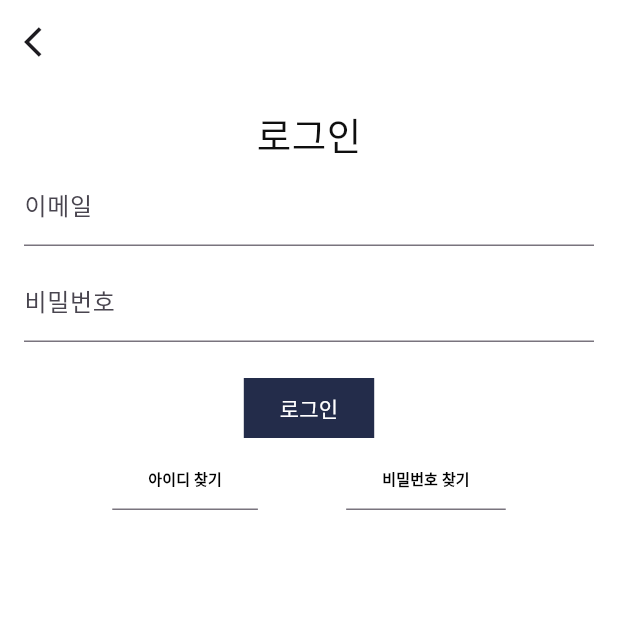
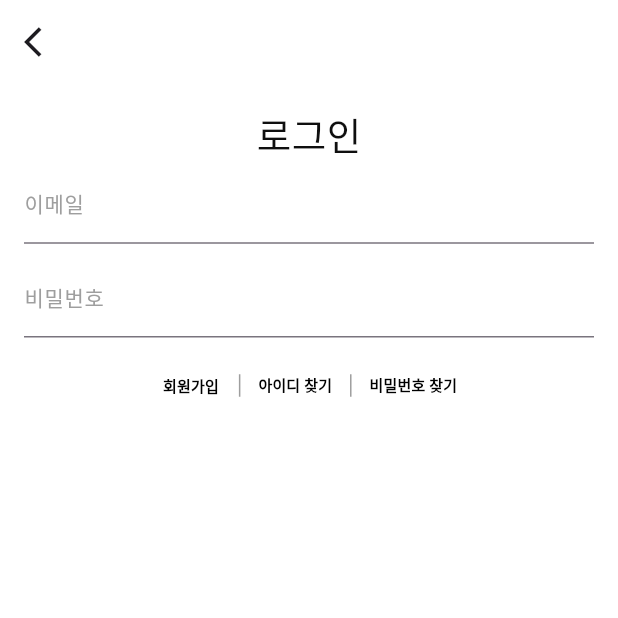
Before and after one commit to jeonghyun77/apt, a Flutter app: the screen it shows after launch, after a tap on the "notifications none" icon, on a phone screen of 412 x 824 dp, the top half of it. Run offline on Flutter 3.47's test engine with Material 3 defaults, Android fonts, the phone set to English and light mode, and no system bars; our stand-ins replace connectivity_plus, firebase_auth, firebase_core, firebase_crashlytics, flutter_native_splash, google_maps_flutter; accounts and stored records are empty.

Commit message:
회원가입

```diff
--- a/lib/mainpage.dart
+++ b/lib/mainpage.dart
@@ -1,3 +1,4 @@
+import 'package:apt/aptpage.dart';
 import 'package:apt/mypage.dart';
 import 'package:apt/user/singin.dart';
 import 'package:flutter/material.dart';
@@ -41,11 +42,12 @@ class _MainpageState extends State<Mainpage> {
         ),
         body: Column(
           children: [
-            Row(
-              mainAxisAlignment: MainAxisAlignment.spaceEvenly,
+            Padding(
+              padding: const EdgeInsets.symmetric(horizontal: 16),
+              child: Row(
                 children: [
-                Container(
-                  width: 180,
+                  Expanded(
+                    child: Container(
                       height: 180,
                       decoration: BoxDecoration(
                         borderRadius: BorderRadius.circular(10),
@@ -70,8 +72,17 @@ class _MainpageState extends State<Mainpage> {
                         ],
                       ),
                     ),
-                Container(
-                    width: 180,
+                  ),
+                  SizedBox(
+                    width: 10,
+                  ),
+                  Expanded(
+                    child: GestureDetector(
+                      onTap: () {
+                        Navigator.push(context,
+                            MaterialPageRoute(builder: (context) => Aptpage()));
+                      },
+                      child: Container(
                           height: 180,
                           decoration: BoxDecoration(
                             borderRadius: BorderRadius.circular(10),
@@ -93,15 +104,20 @@ class _MainpageState extends State<Mainpage> {
                               ),
                             ],
                           )),
+                    ),
+                  ),
                 ],
+              ),
             ),
             SizedBox(
               height: 10,
             ),
-            Row(
-              mainAxisAlignment: MainAxisAlignment.spaceEvenly,
+            Padding(
+              padding: const EdgeInsets.symmetric(horizontal: 16),
+              child: Row(
                 children: [
-                Container(
+                  Expanded(
+                    child: Container(
                       width: 180,
                       height: 120,
                       decoration: BoxDecoration(
@@ -125,7 +141,12 @@ class _MainpageState extends State<Mainpage> {
                         ],
                       ),
                     ),
-                Container(
+                  ),
+                  SizedBox(
+                    width: 10,
+                  ),
+                  Expanded(
+                    child: Container(
                       width: 180,
                       height: 120,
                       decoration: BoxDecoration(
@@ -149,7 +170,9 @@ class _MainpageState extends State<Mainpage> {
                         ],
                       ),
                     ),
+                  ),
                 ],
+              ),
             ),
           ],
         ));
--- a/lib/user/singin.dart
+++ b/lib/user/singin.dart
@@ -14,6 +14,7 @@ class _JoinpageState extends State<SinginPage> {
   final _passwordController = TextEditingController();
   final _auth = FirebaseAuth.instance;
   String _statusMessage = '';
+  bool _isObscure = true;
 
   Future<void> _signIn() async {
     try {
@@ -51,6 +52,34 @@ class _JoinpageState extends State<SinginPage> {
     }
   }
 
+
+
+
+  @override
+  void initState() {
+    // TODO: implement initState
+    super.initState();
+    _passwordController.addListener((){
+      setState(() {
+        _statusMessage = _passwordController.text;
+      });
+    });
+  }
+
+
+
+
+  void _clearText(){
+    _passwordController.clear();
+  }
+
+
+  void _toggleObscure(){
+    setState(() {
+      _isObscure =! _isObscure;
+    });
+  }
+
   @override
   Widget build(BuildContext context) {
     return Scaffold(
@@ -75,71 +104,75 @@ class _JoinpageState extends State<SinginPage> {
                 padding: const EdgeInsets.only(bottom: 8.0),
                 child: TextField(
                   controller: _emailController,
-                  decoration: InputDecoration(labelText: "이메일"),
+                  decoration: InputDecoration(labelText: "이메일", labelStyle: TextStyle(color: Colors.grey,
+                    fontSize: 14,)),
                 ),
               ),
+
               Padding(
-                padding: const EdgeInsets.only(bottom: 20.0),
+                padding: const EdgeInsets.only(bottom: 8.0),
                 child: TextField(
+                 obscureText: _isObscure,
+                  autofocus: false,
+                  cursorColor: Theme.of(context).primaryColor,
                   controller: _passwordController,
-                  decoration: InputDecoration(labelText: "비밀번호"),
-                  obscureText: true,
-                ),
-              ),
-              // GestureDetector(
-              //   onTap: _signIn,
-              //   child: Container(
-              //     color: Color(0xff232c4a),
-              //     width: 120,
-              //     height: 30,
-              //     child: Center(
-              //       child: Text('로그인',
-              //           style: TextStyle(
-              //             color: Colors.white,
-              //             fontSize: 14,
-              //           )),
-              //     ),
-              //   ),
+                  decoration: InputDecoration(
+                    labelText: "비밀번호", labelStyle: TextStyle(color: Colors.grey, fontSize: 14,),
+              ))),
+              // OutlinedButton(
+              //   style: OutlinedButton.styleFrom(
+              //       backgroundColor: Color(0xff232c4a), shape: LinearBorder()),
+              //   onPressed: _signIn,
+              //   child: Text('로그인',
+              //       style: TextStyle(
+              //         color: Colors.white,
+              //         fontSize: 14,
+              //       )),
               // ),
-              OutlinedButton(
-                style: OutlinedButton.styleFrom(
-                    backgroundColor: Color(0xff232c4a), shape: LinearBorder()),
-                onPressed: _signIn,
-                child: Text('로그인',
-                    style: TextStyle(
-                      color: Colors.white,
-                      fontSize: 14,
-                    )),
-              ),
+
               Row(
-                mainAxisAlignment: MainAxisAlignment.spaceEvenly,
+                mainAxisAlignment: MainAxisAlignment.center,
                 children: [
-                  OutlinedButton(
-                      style: OutlinedButton.styleFrom(
-                          shape: LinearBorder.bottom()),
-                      onPressed: () {
+                  TextButton(onPressed: (){
                     Navigator.push(
                       context,
                       MaterialPageRoute(builder: (context) => JoinPage()),
                     );
-                      },
-                      child: Text(
+                  }, child:  Text(
+                    '회원가입',
+                    style: TextStyle(
+                        color: Colors.black,
+                        fontWeight: FontWeight.bold,
+                        fontSize: 10),
+                  )),
+                  Container(
+                    width: 1,
+                    height: 15,
+                    color: Colors.grey,
+                  ),
+                  TextButton(onPressed: (){
+                    Navigator.push(
+                      context,
+                      MaterialPageRoute(builder: (context) => JoinPage()),
+                    );
+                  }, child:  Text(
                     '아이디 찾기',
                     style: TextStyle(
                         color: Colors.black,
                         fontWeight: FontWeight.bold,
                         fontSize: 10),
                   )),
-                  OutlinedButton(
-                      style: OutlinedButton.styleFrom(
-                          shape: LinearBorder.bottom()),
-                      onPressed: () {
+                  Container(
+                    width: 1,
+                    height: 15,
+                    color: Colors.grey,
+                  ),
+                  TextButton(onPressed: (){
                     Navigator.push(
                       context,
                       MaterialPageRoute(builder: (context) => JoinPage()),
                     );
-                      },
-                      child: Text(
+                  }, child:  Text(
                     '비밀번호 찾기',
                     style: TextStyle(
                         color: Colors.black,
@@ -148,8 +181,11 @@ class _JoinpageState extends State<SinginPage> {
                   )),
                 ],
               ),
+
             ],
           ),
-        ));
+        ),
+
+    );
   }
 }
--- a/pubspec.yaml
+++ b/pubspec.yaml
@@ -32,6 +32,10 @@ dependencies:
   cupertino_icons: ^1.0.8
   firebase_core: ^3.8.0
   firebase_auth: ^5.3.3
+  firebase_analytics: ^11.3.6
+  firebase_crashlytics: ^4.2.0
+  connectivity_plus: ^6.1.1
+  google_maps_flutter: ^2.10.0
   flutter:
     sdk: flutter
   flutter_native_splash: ^2.4.3
```
Also changed, not shown: lib/MapPage.dart (added, +64 -0 lines), lib/aptpage.dart (added, +40 -0 lines), lib/main.dart (+11 -1 lines), lib/mypage.dart (+7 -8 lines), lib/user/join.dart (+90 -3 lines), pubspec.lock, 6 other files. Lines whose indentation alone changed are shown as unchanged.
